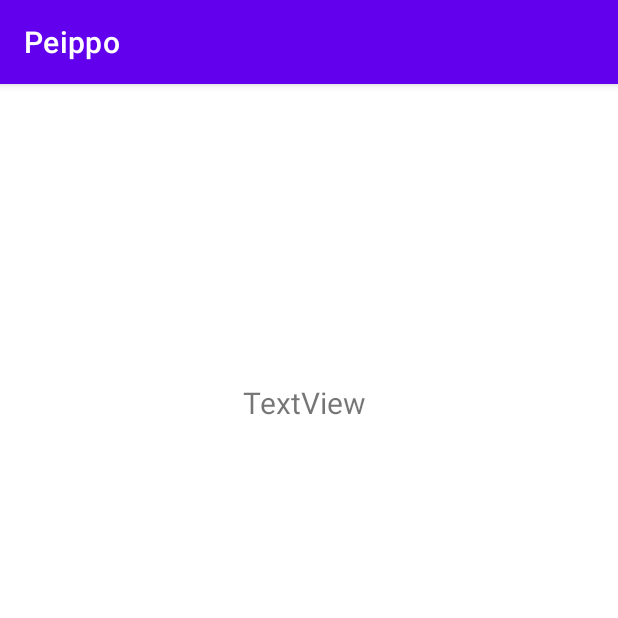
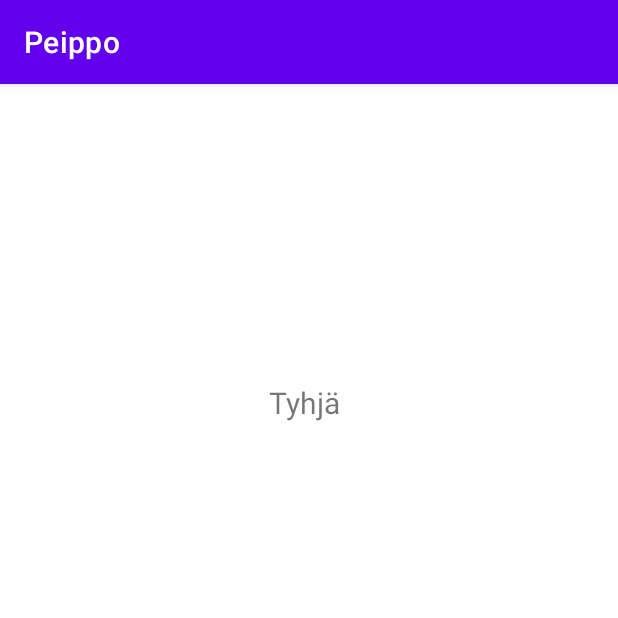
Before and after one commit to eveliih/Peippo, an Android app: the ActivityTestiJson screen opened directly, with no data from a screen before it, on a phone screen of 412 x 824 dp, the top half of it. Run offline under Robolectric (Android 15) with nearby library versions, the phone set to English and light mode, and no system bars.

```diff
--- a/app/src/main/java/com/eveliinaheino/peippo/ActivityTestiJson.java
+++ b/app/src/main/java/com/eveliinaheino/peippo/ActivityTestiJson.java
@@ -16,8 +16,10 @@ public class ActivityTestiJson extends AppCompatActivity {
 
         TextView textView = findViewById(R.id.textViewJson);
         ArrayList<PeippoVariables> peippoList = SingletonPeippoVariablesList.getInstance().getList();
-
-        textView.setText("Viimeisin tallennettu mieliala: " + Integer.toString(peippoList.get(peippoList.size()-1).getMood())); //testinä haetaan listan viimeisestä oliosta mielialan arvo
-
+        if(peippoList.isEmpty()){
+            textView.setText("Tyhjä");
+        }else {
+            textView.setText("Viimeisin tallennettu mieliala: " + Integer.toString(peippoList.get(peippoList.size() - 1).getMood())); //testinä haetaan listan viimeisestä oliosta mielialan arvo
+        }
     }
 }
--- a/app/src/main/java/com/eveliinaheino/peippo/MainActivity.java
+++ b/app/src/main/java/com/eveliinaheino/peippo/MainActivity.java
@@ -24,7 +24,6 @@ public class MainActivity extends AppCompatActivity {
 
         SharedPreferences prefGet = PreferenceManager.getDefaultSharedPreferences(getApplicationContext()); //pitää olla näin eikä, jotta eri aktiviteetissa tallennettuja tietoja voidaan lukea täällä
         json = prefGet.getString("jsonPeippoVariables", " ");
-
 
         if(json.equals(" ")){
             dataArrayList = new ArrayList<>();
```
